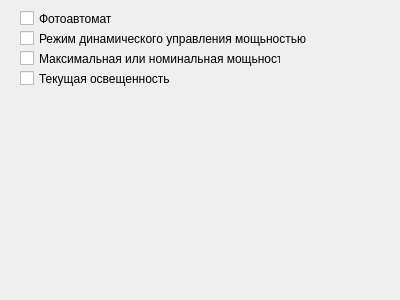
Before: the Qt Designer form dis_form/form5.ui in MirAlexey/lsm_2, drawn with Qt 5.
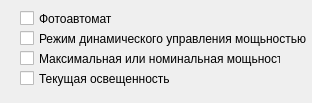
After: the same form once the commit is applied.

What changed in the file:
```diff
--- a/dis_form/form5.ui
+++ b/dis_form/form5.ui
@@ -6,8 +6,8 @@
    <rect>
     <x>0</x>
     <y>0</y>
-    <width>400</width>
-    <height>300</height>
+    <width>312</width>
+    <height>103</height>
    </rect>
   </property>
   <property name="windowTitle">
```
